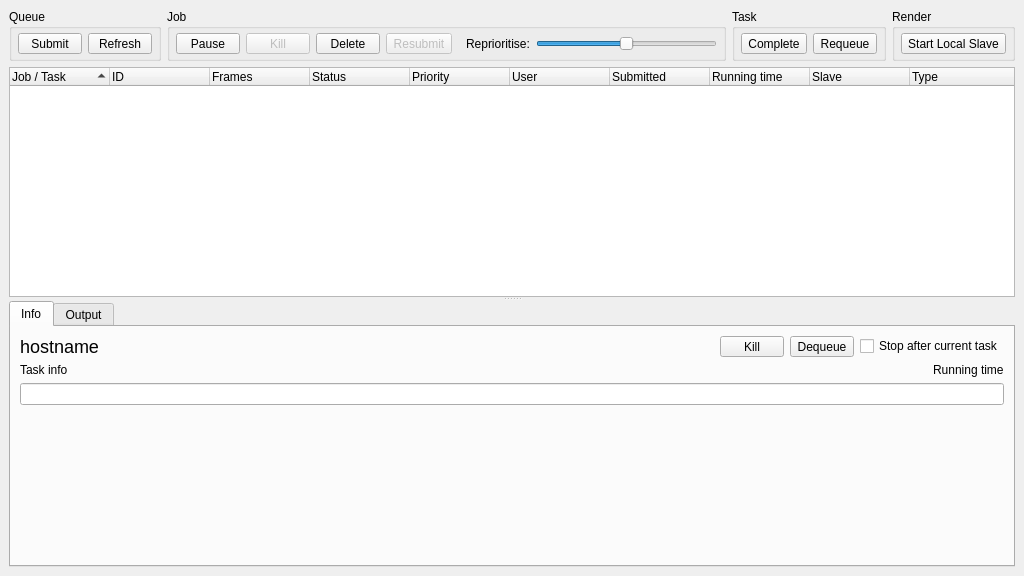
First picture: the form in core/tools/renderQueue/queue_ui.ui, repository mjbonnington/icarus-gps, before the edit.
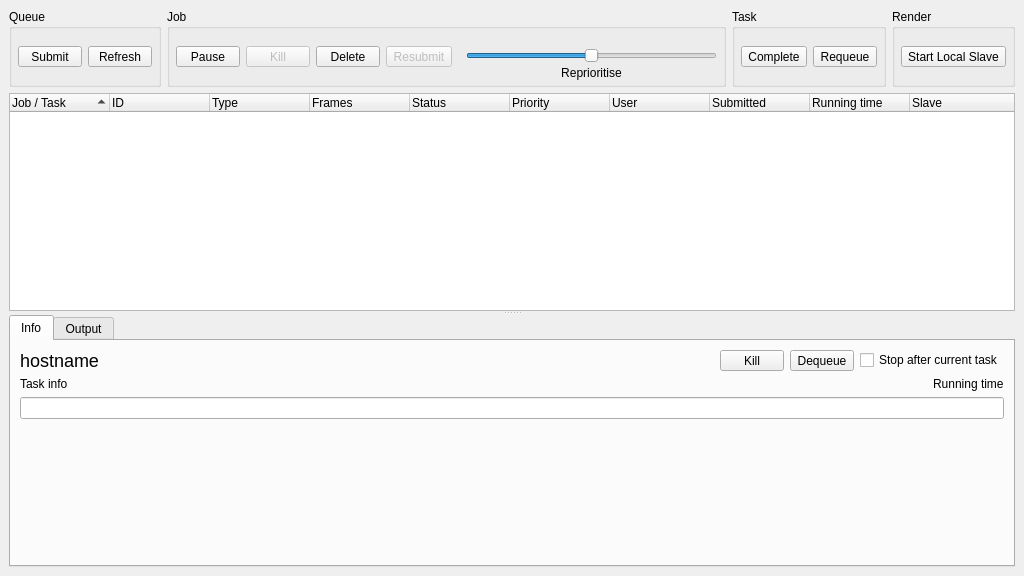
Second picture: the form after the edit. Icons and pictures are not drawn.

Commit message: More render queue UI improvements

Patch:
```diff
--- a/core/tools/renderQueue/queue_ui.ui
+++ b/core/tools/renderQueue/queue_ui.ui
@@ -251,12 +251,32 @@
            </spacer>
           </item>
           <item>
-           <widget class="QLabel" name="jobPriority_label">
-            <property name="text">
-             <string>Reprioritise:</string>
+           <widget class="QFrame" name="jobPriorityWidget_frame">
+            <property name="toolTip">
+             <string>&lt;html&gt;&lt;head/&gt;&lt;body&gt;&lt;p&gt;&lt;span style=&quot; font-weight:600;&quot;&gt;Adjust the priority for the selected render job(s)&lt;/span&gt;&lt;/p&gt;&lt;p&gt;Drag the slider to change the priority value relatively. Higher priority jobs will render first.&lt;/p&gt;&lt;/body&gt;&lt;/html&gt;</string>
             </property>
-           </widget>
-          </item>
+            <property name="frameShape">
+             <enum>QFrame::NoFrame</enum>
+            </property>
+            <property name="frameShadow">
+             <enum>QFrame::Raised</enum>
+            </property>
+            <layout class="QVBoxLayout" name="verticalLayout_2">
+             <property name="spacing">
+              <number>3</number>
+             </property>
+             <property name="leftMargin">
+              <number>0</number>
+             </property>
+             <property name="topMargin">
+              <number>15</number>
+             </property>
+             <property name="rightMargin">
+              <number>0</number>
+             </property>
+             <property name="bottomMargin">
+              <number>0</number>
+             </property>
           <item>
            <widget class="QSlider" name="jobPriority_slider">
             <property name="minimumSize">
@@ -285,6 +305,19 @@
             </property>
            </widget>
           </item>
+             <item>
+              <widget class="QLabel" name="jobPriority_label">
+               <property name="text">
+                <string>Reprioritise</string>
+               </property>
+               <property name="alignment">
+                <set>Qt::AlignCenter</set>
+               </property>
+              </widget>
+             </item>
+            </layout>
+           </widget>
+          </item>
          </layout>
         </widget>
        </item>
@@ -460,6 +493,11 @@
          <string>ID</string>
         </property>
        </column>
+       <column>
+        <property name="text">
+         <string>Type</string>
+        </property>
+       </column>
        <column>
         <property name="text">
          <string>Frames</string>
@@ -495,11 +533,6 @@
          <string>Slave</string>
         </property>
        </column>
-       <column>
-        <property name="text">
-         <string>Type</string>
-        </property>
-       </column>
       </widget>
       <widget class="QTabWidget" name="slave_tabWidget">
        <property name="currentIndex">
```
Left out of the diff: 27 changed lines with no effect on the pictures. Lines whose indentation alone changed are shown as unchanged. The commit also changes 12 other files.
